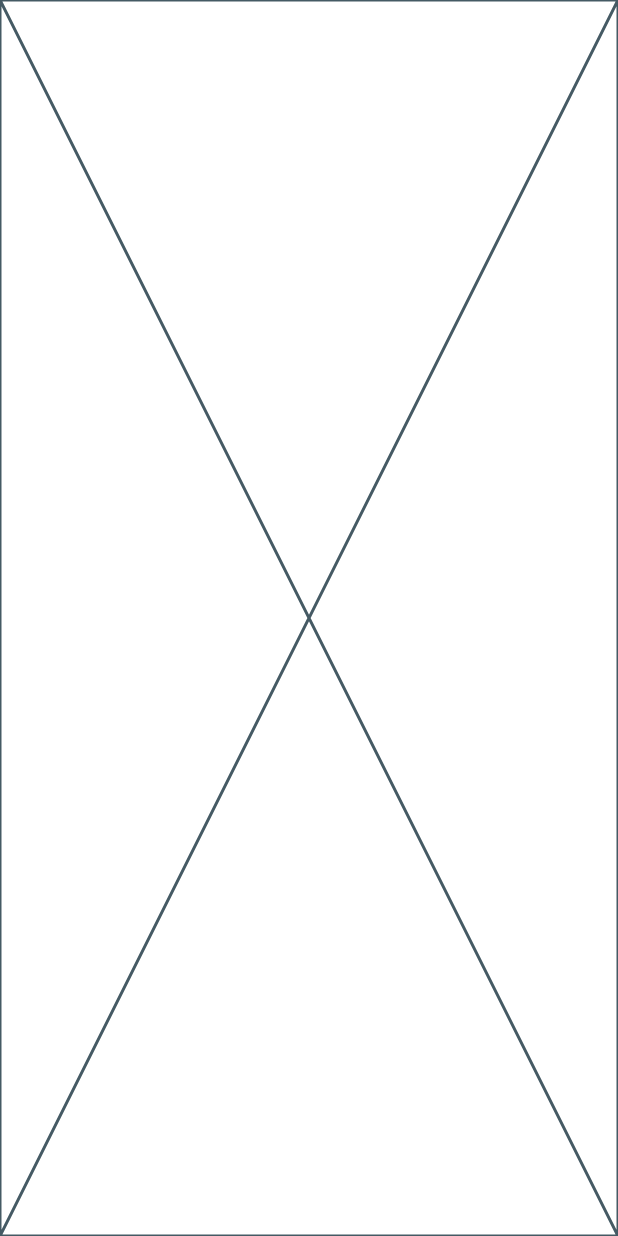
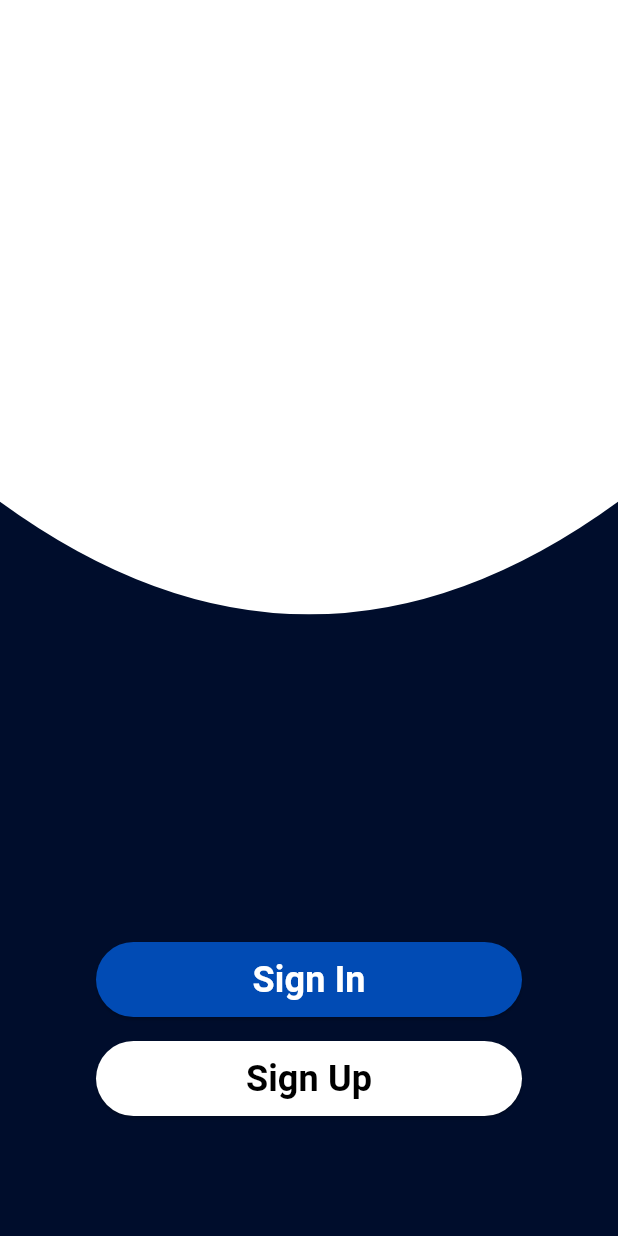
Before and after one commit to mazenanter/ai_tennis, a Flutter app: the screen it shows after launch, on a phone screen of 412 x 824 dp. Run offline on Flutter 3.47's test engine with Material 3 defaults, Android fonts, the light colour scheme and no system bars; our stand-ins replace go_router; network calls fail.

Commit message:
finish login or sign up view

```diff
--- a/lib/core/app_routes/app_routes.dart
+++ b/lib/core/app_routes/app_routes.dart
@@ -1,9 +1,13 @@
-import 'package:ai_tennis/features/auth/presentation/views/login_view.dart';
+import 'package:ai_tennis/features/auth/login/presentation/views/login_view.dart';
+import 'package:ai_tennis/features/auth/login_or_signup/views/login_or_signup_view.dart';
+import 'package:ai_tennis/features/auth/register/presentation/views/register_view.dart';
 import 'package:ai_tennis/features/auth/splash_view.dart';
 import 'package:go_router/go_router.dart';
 
 abstract class AppRoutes {
   static const kLoginView = '/loginView';
+  static const kLoginOrSignUpView = '/loginOrSignUpView';
+  static const kRegisterView = '/registerView';
 
   static final GoRouter router = GoRouter(
     routes: <RouteBase>[
@@ -14,11 +18,23 @@ abstract class AppRoutes {
         },
       ),
       GoRoute(
+        path: kLoginOrSignUpView,
+        builder: (context, GoRouterState state) {
+          return const LoginOrSignupView();
+        },
+      ),
+      GoRoute(
         path: kLoginView,
         builder: (context, GoRouterState state) {
           return const LoginView();
         },
       ),
+      GoRoute(
+        path: kRegisterView,
+        builder: (context, GoRouterState state) {
+          return const RegisterView();
+        },
+      ),
     ],
   );
 }
--- /dev/null
+++ b/lib/core/widgets/custom_button.dart
@@ -0,0 +1,35 @@
+import 'package:ai_tennis/core/utils/app_colors.dart';
+import 'package:flutter/material.dart';
+
+class CustomButton extends StatelessWidget {
+  const CustomButton({
+    super.key,
+    this.buttonColor,
+    required this.buttonText,
+    this.onPress,
+  });
+  final Color? buttonColor;
+  final String buttonText;
+  final void Function()? onPress;
+  @override
+  Widget build(BuildContext context) {
+    return SizedBox(
+      width: double.infinity,
+      height: 50,
+      child: ElevatedButton(
+        style: ElevatedButton.styleFrom(
+          backgroundColor: buttonColor ?? AppColors.buttonColor,
+        ),
+        onPressed: onPress,
+        child: Text(
+          buttonText,
+          style: TextStyle(
+            color: buttonColor == null ? Colors.white : Colors.black,
+            fontSize: 24,
+            fontWeight: FontWeight.bold,
+          ),
+        ),
+      ),
+    );
+  }
+}
--- /dev/null
+++ b/lib/features/auth/login_or_signup/views/login_or_signup_view.dart
@@ -0,0 +1,47 @@
+import 'package:ai_tennis/core/app_routes/app_routes.dart';
+import 'package:ai_tennis/core/widgets/custom_button.dart';
+import 'package:ai_tennis/features/auth/login_or_signup/widgets/custom_shape_container.dart';
+import 'package:flutter/material.dart';
+import 'package:go_router/go_router.dart';
+
+class LoginOrSignupView extends StatelessWidget {
+  const LoginOrSignupView({super.key});
+
+  @override
+  Widget build(BuildContext context) {
+    return Scaffold(
+      backgroundColor: const Color(0xff000D2C),
+      body: Column(
+        children: [
+          const CustomShapeContainer(),
+          const Spacer(),
+          Padding(
+            padding: const EdgeInsets.symmetric(horizontal: 64),
+            child: CustomButton(
+              onPress: () {
+                context.go(AppRoutes.kLoginView);
+              },
+              buttonText: 'Sign In',
+            ),
+          ),
+          const SizedBox(
+            height: 16,
+          ),
+          Padding(
+            padding: const EdgeInsets.symmetric(horizontal: 64),
+            child: CustomButton(
+              onPress: () {
+                context.go(AppRoutes.kRegisterView);
+              },
+              buttonColor: Colors.white,
+              buttonText: 'Sign Up',
+            ),
+          ),
+          const SizedBox(
+            height: 80,
+          ),
+        ],
+      ),
+    );
+  }
+}
--- /dev/null
+++ b/lib/features/auth/login_or_signup/widgets/custom_shape_container.dart
@@ -0,0 +1,20 @@
+import 'package:ai_tennis/features/auth/login_or_signup/widgets/my_custom_clipper.dart';
+import 'package:flutter/material.dart';
+
+class CustomShapeContainer extends StatelessWidget {
+  const CustomShapeContainer({
+    super.key,
+  });
+
+  @override
+  Widget build(BuildContext context) {
+    return ClipPath(
+      clipper: MyCustomClipper(),
+      child: Container(
+        height: MediaQuery.sizeOf(context).height / 1.7,
+        width: double.infinity,
+        color: Colors.white,
+      ),
+    );
+  }
+}
--- /dev/null
+++ b/lib/features/auth/login_or_signup/widgets/my_custom_clipper.dart
@@ -0,0 +1,29 @@
+import 'package:flutter/material.dart';
+
+class MyCustomClipper extends CustomClipper<Path> {
+  @override
+  Path getClip(Size size) {
+    var path = Path();
+
+    // تبدأ من أعلى يسار الـ Container
+    path.lineTo(0.0, size.height * 0.69);
+
+    // رسم منحنى في أسفل الشكل
+    var firstControlPoint = Offset(size.width / 2, size.height);
+    var firstEndPoint = Offset(size.width, size.height * 0.69);
+
+    path.quadraticBezierTo(firstControlPoint.dx, firstControlPoint.dy,
+        firstEndPoint.dx, firstEndPoint.dy);
+
+    // تكملة الجوانب
+    path.lineTo(size.width, 0.0);
+    path.close();
+
+    return path;
+  }
+
+  @override
+  bool shouldReclip(CustomClipper<Path> oldClipper) {
+    return false;
+  }
+}
--- /dev/null
+++ b/lib/features/auth/register/presentation/views/register_view.dart
@@ -0,0 +1,10 @@
+import 'package:flutter/material.dart';
+
+class RegisterView extends StatelessWidget {
+  const RegisterView({super.key});
+
+  @override
+  Widget build(BuildContext context) {
+    return const Placeholder();
+  }
+}
--- a/lib/features/auth/splash_view.dart
+++ b/lib/features/auth/splash_view.dart
@@ -48,7 +48,7 @@ class _SplashViewState extends State<SplashView>
       const Duration(seconds: 4),
       () {
         if (mounted) {
-          context.go(AppRoutes.kLoginView);
+          context.go(AppRoutes.kLoginOrSignUpView);
         }
       },
     );
--- a/lib/main.dart
+++ b/lib/main.dart
@@ -14,7 +14,7 @@ class MyApp extends StatelessWidget {
     return MaterialApp.router(
       routerConfig: AppRoutes.router,
       debugShowCheckedModeBanner: false,
-      title: 'Flutter Demo',
+      title: 'Ai tennis',
       theme: ThemeData(
         colorScheme: ColorScheme.fromSeed(seedColor: Colors.deepPurple),
         useMaterial3: true,
```
Also changed, not shown: lib/features/auth/login/presentation/views/login_view.dart (renamed from lib/features/auth/presentation/views/login_view.dart), lib/features/auth/presentation/views/register_view.dart (deleted).
